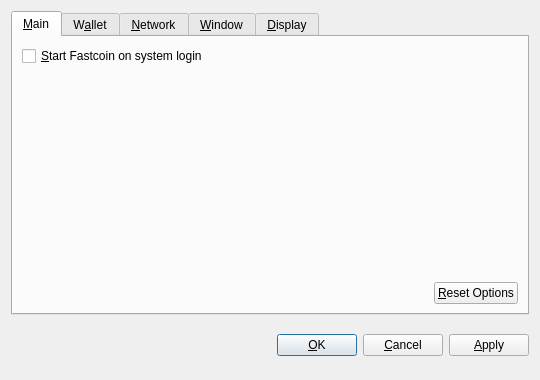
Above: src/qt/forms/optionsdialog.ui from Kenwhite23/Unamed before the change. Below: the same form after it.
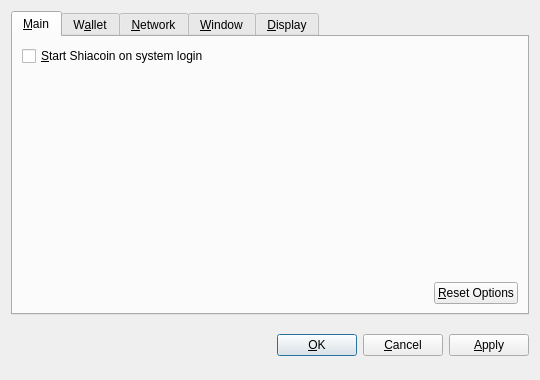
That is the form after the change. Custom widgets are drawn as their Qt base class.

```diff
--- a/src/qt/forms/optionsdialog.ui
+++ b/src/qt/forms/optionsdialog.ui
@@ -36,7 +36,7 @@
           <string>Automatically start Fastcoin after logging in to the system.</string>
          </property>
          <property name="text">
-          <string>&amp;Start Fastcoin on system login</string>
+          <string>&amp;Start Shiacoin on system login</string>
          </property>
         </widget>
        </item>
```
Left out of the diff: 10 changed lines with no effect on the pictures.
